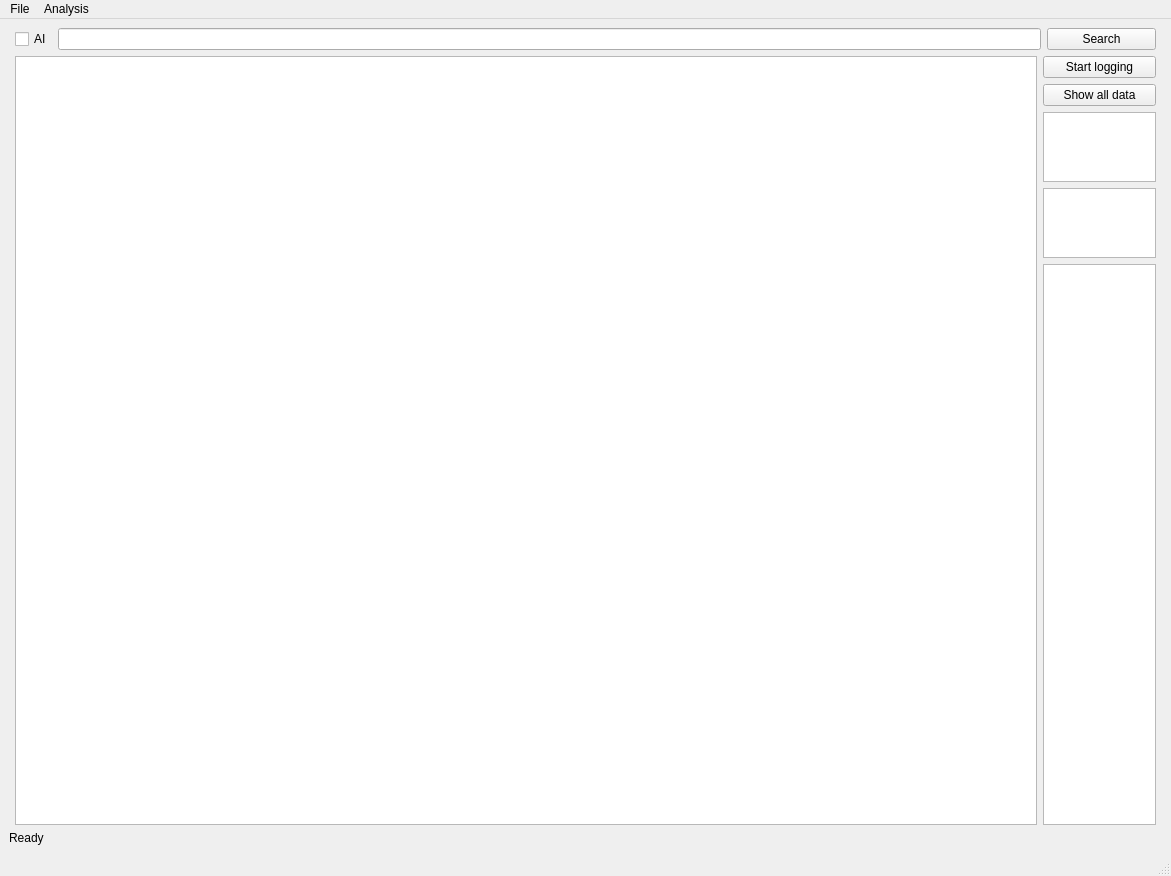
IvanGranero/pktAnalyzer, file ui/mainWindow.ui: the form before one commit.
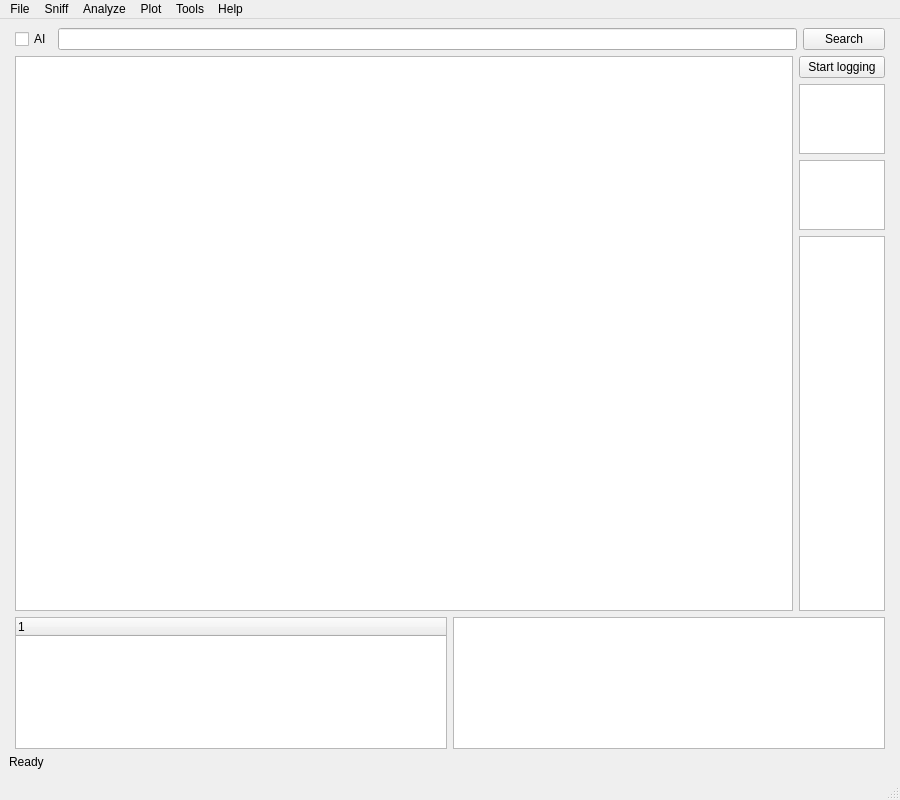
The form after the commit. Custom widgets are drawn as their Qt base class.

Commit message: packet inspector added

The edit to the form file:
```diff
--- a/ui/mainWindow.ui
+++ b/ui/mainWindow.ui
@@ -6,8 +6,8 @@
    <rect>
     <x>0</x>
     <y>0</y>
-    <width>1171</width>
-    <height>876</height>
+    <width>900</width>
+    <height>800</height>
    </rect>
   </property>
   <property name="windowTitle">
@@ -54,7 +54,7 @@
        <widget class="DataFrameWidget" name="tableview"/>
       </item>
       <item>
-       <layout class="QVBoxLayout" name="verticalLayout" stretch="2,2,2,2,80">
+       <layout class="QVBoxLayout" name="verticalLayout" stretch="2,2,2,80">
         <item>
          <widget class="QPushButton" name="btn_start_logger">
           <property name="text">
@@ -62,13 +62,6 @@
           </property>
          </widget>
         </item>
-        <item>
-         <widget class="QPushButton" name="btn_refresh">
-          <property name="text">
-           <string>Show all data</string>
-          </property>
-         </widget>
-        </item>
         <item>
          <widget class="QListWidget" name="network_list"/>
         </item>
@@ -82,6 +75,28 @@
       </item>
      </layout>
     </item>
+    <item>
+     <layout class="QHBoxLayout" name="horizontalLayout_3" stretch="0,0">
+      <property name="leftMargin">
+       <number>6</number>
+      </property>
+      <property name="rightMargin">
+       <number>6</number>
+      </property>
+      <item>
+       <widget class="QTreeWidget" name="packet_inspector">
+        <column>
+         <property name="text">
+          <string notr="true">1</string>
+         </property>
+        </column>
+       </widget>
+      </item>
+      <item>
+       <widget class="QTextEdit" name="data_inspector"/>
+      </item>
+     </layout>
+    </item>
     <item>
      <widget class="QLabel" name="display_status">
       <property name="text">
@@ -96,7 +111,7 @@
     <rect>
      <x>0</x>
      <y>0</y>
-     <width>1171</width>
+     <width>900</width>
      <height>22</height>
     </rect>
    </property>
@@ -109,7 +124,7 @@
    </widget>
    <widget class="QMenu" name="menuAnalysis">
     <property name="title">
-     <string>Analysis</string>
+     <string>Analyze</string>
     </property>
     <addaction name="separator"/>
     <addaction name="actionAscii"/>
@@ -117,8 +132,41 @@
     <addaction name="actionGraph"/>
     <addaction name="actionCorrelation"/>
    </widget>
+   <widget class="QMenu" name="menuSniff">
+    <property name="title">
+     <string>Sniff</string>
+    </property>
+    <addaction name="actionStart"/>
+    <addaction name="actionStop"/>
+    <addaction name="actionRestart"/>
+    <addaction name="separator"/>
+    <addaction name="actionOptions"/>
+   </widget>
+   <widget class="QMenu" name="menuPlot">
+    <property name="title">
+     <string>Plot</string>
+    </property>
+    <addaction name="actionGraph"/>
+   </widget>
+   <widget class="QMenu" name="menuTOols">
+    <property name="title">
+     <string>Tools</string>
+    </property>
+    <addaction name="actionOpen_REPL"/>
+   </widget>
+   <widget class="QMenu" name="menuHelp">
+    <property name="title">
+     <string>Help</string>
+    </property>
+    <addaction name="actionUser_s_Guide"/>
+    <addaction name="actionAbout"/>
+   </widget>
    <addaction name="menuFile"/>
+   <addaction name="menuSniff"/>
    <addaction name="menuAnalysis"/>
+   <addaction name="menuPlot"/>
+   <addaction name="menuTOols"/>
+   <addaction name="menuHelp"/>
   </widget>
   <widget class="QStatusBar" name="statusbar"/>
   <action name="actionOpen">
```
Left out of the diff: 52 changed lines with no effect on the pictures. The commit also changes 15 other files.
